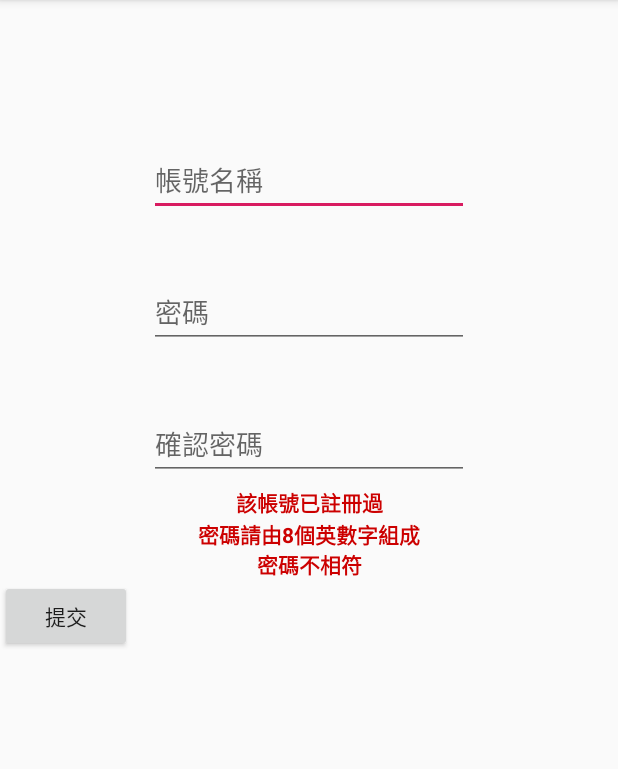
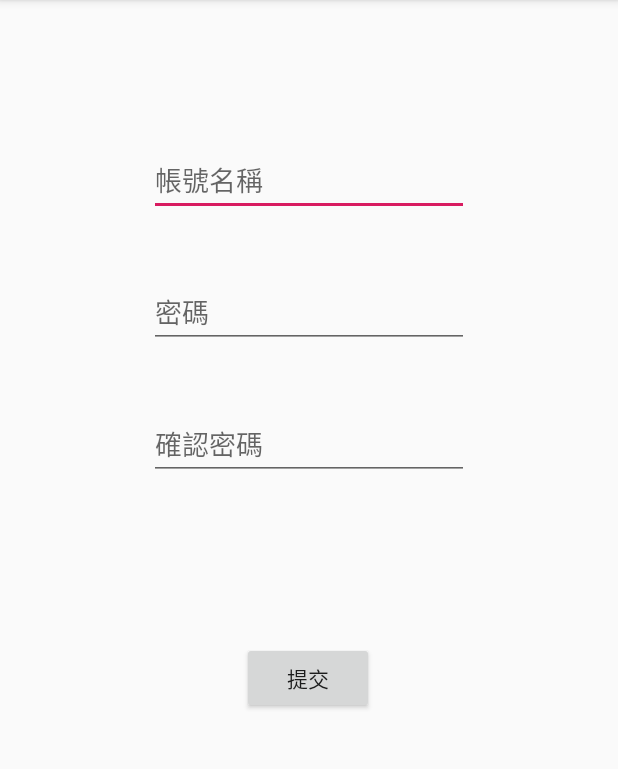
Before and after one commit to toothpicklol/food, an Android app: the screen it shows after launch (pageRegister), after a tap on "註冊", on a phone screen of 412 x 824 dp, the part 84-853 px from its top. Run offline under Robolectric (Android 15) with nearby library versions, the phone set to English and light mode, and no system bars; 1 other tap on this screen came first.

Commit message:
註冊
密碼確認>8
不能為空

```diff
--- a/app/src/main/java/com/foodmap/MainActivity.java
+++ b/app/src/main/java/com/foodmap/MainActivity.java
@@ -12,7 +12,6 @@ import android.widget.TextView;
 import androidx.appcompat.app.AppCompatActivity;
 
 import android.os.Bundle;
-import org.apache.http.cookie.Cookie;
 
 public class MainActivity extends AppCompatActivity {
 
@@ -28,8 +27,8 @@ public class MainActivity extends AppCompatActivity {
         super.onCreate(savedInstanceState);
         setContentView(R.layout.activity_main);
 
-        account = findViewById(R.id.et_acc);
-        password =findViewById(R.id.et_regAcc);
+        account = findViewById(R.id.etAcc);
+        password =findViewById(R.id.etPass);
         loginfail=findViewById(R.id.txFail);
 
         StrictMode.setThreadPolicy(new StrictMode.ThreadPolicy.Builder()
@@ -88,7 +87,7 @@ public class MainActivity extends AppCompatActivity {
             Intent intent = new Intent();
             intent.setClass(MainActivity.this, pageComment.class);
             startActivity(intent);
-            loginfail.setVisibility(View.INVISIBLE );
+            loginfail.setVisibility(View.VISIBLE );
         }
         else{
             loginfail.setVisibility(View.VISIBLE );
--- a/app/src/main/res/layout/activity_page_register.xml
+++ b/app/src/main/res/layout/activity_page_register.xml
@@ -49,7 +49,7 @@
             android:id="@+id/txFailAcc"
             app:layout_constraintTop_toBottomOf="@+id/etResPassC" app:layout_constraintEnd_toEndOf="@+id/etResPassC"
             app:layout_constraintStart_toStartOf="@+id/etResPassC" android:layout_marginTop="4dp"
-            android:textStyle="bold" android:textColor="@android:color/holo_red_dark"/>
+            android:textStyle="bold" android:textColor="@android:color/holo_red_dark" android:visibility="invisible"/>
     <TextView
             android:text="密碼請由8個英數字組成"
             android:layout_width="wrap_content"
@@ -57,7 +57,7 @@
             android:id="@+id/txFailPass"
             app:layout_constraintTop_toBottomOf="@+id/txFailAcc" app:layout_constraintEnd_toEndOf="@+id/etResPassC"
             app:layout_constraintStart_toStartOf="@+id/etResPassC"
-            android:textStyle="bold" android:textColor="@android:color/holo_red_dark"/>
+            android:textStyle="bold" android:textColor="@android:color/holo_red_dark" android:visibility="invisible"/>
     <TextView
             android:text="密碼不相符"
             android:layout_width="wrap_content"
@@ -65,12 +65,24 @@
             android:id="@+id/txFailPass2"
             app:layout_constraintTop_toBottomOf="@+id/txFailAcc" app:layout_constraintEnd_toEndOf="@+id/etResPassC"
             app:layout_constraintStart_toStartOf="@+id/etResPassC"
-            android:textStyle="bold" android:textColor="@android:color/holo_red_dark" android:layout_marginTop="20dp"/>
+            android:textStyle="bold" android:textColor="@android:color/holo_red_dark" android:layout_marginTop="20dp"
+            android:visibility="invisible"/>
     <Button
             android:text="提交"
             android:layout_width="wrap_content"
             android:layout_height="wrap_content"
-            tools:layout_editor_absoluteX="161dp" android:id="@+id/btnReg"
-            app:layout_constraintTop_toBottomOf="@+id/txFailPass2"/>
+            android:id="@+id/btnReg"
+            android:onClick="confirm"
+            app:layout_constraintTop_toBottomOf="@+id/txNull" app:layout_constraintEnd_toEndOf="@+id/txNull"
+            app:layout_constraintStart_toStartOf="@+id/txNull" android:layout_marginTop="20dp"/>
+    <TextView
+            android:text="尚未輸入"
+            android:layout_width="wrap_content"
+            android:layout_height="wrap_content"
+            android:id="@+id/txNull" app:layout_constraintEnd_toEndOf="@+id/txFailPass2"
+            app:layout_constraintStart_toStartOf="@+id/txFailPass2" android:textStyle="bold"
+            android:textColor="@android:color/holo_red_dark" tools:visibility="invisible"
+            app:layout_constraintHorizontal_bias="0.428" app:layout_constraintTop_toBottomOf="@+id/txFailPass2"
+            android:visibility="invisible"/>
 
 </androidx.constraintlayout.widget.ConstraintLayout>
```
Also changed, not shown: app/src/main/java/com/foodmap/pageRegister.java (+83 -0 lines), app/src/main/res/layout/activity_main.xml (+10 -10 lines).
